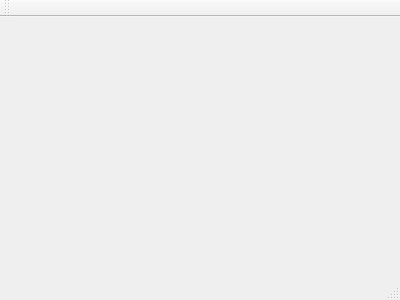
Before: the Qt Designer form mainwindow.ui in Ernshow/KalkulatorGeodezyjny, drawn with Qt 5.
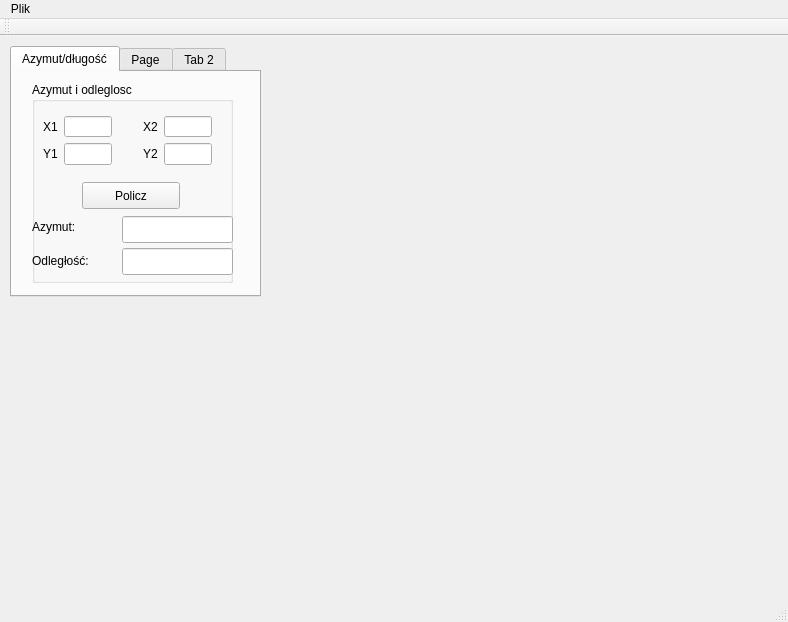
After: the same form once the commit is applied.

```diff
--- a/mainwindow.ui
+++ b/mainwindow.ui
@@ -1,24 +1,268 @@
 <ui version="4.0">
  <class>MainWindow</class>
- <widget class="QMainWindow" name="MainWindow" >
-  <property name="geometry" >
+ <widget class="QMainWindow" name="MainWindow">
+  <property name="geometry">
    <rect>
     <x>0</x>
     <y>0</y>
-    <width>400</width>
-    <height>300</height>
+    <width>788</width>
+    <height>622</height>
    </rect>
   </property>
   <property name="windowTitle" >
    <string>MainWindow</string>
   </property>
-  <widget class="QMenuBar" name="menuBar" />
-  <widget class="QToolBar" name="mainToolBar" />
-  <widget class="QWidget" name="centralWidget" />
-  <widget class="QStatusBar" name="statusBar" />
+  <widget class="QWidget" name="centralWidget">
+   <widget class="QTabWidget" name="tabWidget">
+    <property name="geometry">
+     <rect>
+      <x>10</x>
+      <y>10</y>
+      <width>251</width>
+      <height>251</height>
+     </rect>
+    </property>
+    <property name="currentIndex">
+     <number>0</number>
+    </property>
+    <widget class="QWidget" name="tab">
+     <attribute name="title">
+      <string>Azymut/długość</string>
+     </attribute>
+     <widget class="QGroupBox" name="groupBox">
+      <property name="geometry">
+       <rect>
+        <x>20</x>
+        <y>10</y>
+        <width>201</width>
+        <height>201</height>
+       </rect>
+      </property>
+      <property name="autoFillBackground">
+       <bool>false</bool>
+      </property>
+      <property name="styleSheet">
+       <string notr="true"/>
+      </property>
+      <property name="title">
+       <string>Azymut i odleglosc</string>
+      </property>
+      <property name="flat">
+       <bool>false</bool>
+      </property>
+      <property name="checkable">
+       <bool>false</bool>
+      </property>
+      <widget class="QLineEdit" name="azymut_wynik">
+       <property name="geometry">
+        <rect>
+         <x>90</x>
+         <y>134</y>
+         <width>111</width>
+         <height>27</height>
+        </rect>
+       </property>
+      </widget>
+      <widget class="QLabel" name="label_dlugosc">
+       <property name="geometry">
+        <rect>
+         <x>0</x>
+         <y>170</y>
+         <width>81</width>
+         <height>17</height>
+        </rect>
+       </property>
+       <property name="text">
+        <string>Odległość:</string>
+       </property>
+      </widget>
+      <widget class="QLabel" name="label_azymut">
+       <property name="geometry">
+        <rect>
+         <x>0</x>
+         <y>136</y>
+         <width>61</width>
+         <height>17</height>
+        </rect>
+       </property>
+       <property name="text">
+        <string>Azymut: </string>
+       </property>
+      </widget>
+      <widget class="QLineEdit" name="dlugosc_wynik">
+       <property name="geometry">
+        <rect>
+         <x>90</x>
+         <y>166</y>
+         <width>111</width>
+         <height>27</height>
+        </rect>
+       </property>
+      </widget>
+      <widget class="QPushButton" name="pushButton">
+       <property name="geometry">
+        <rect>
+         <x>50</x>
+         <y>100</y>
+         <width>98</width>
+         <height>27</height>
+        </rect>
+       </property>
+       <property name="text">
+        <string>Policz</string>
+       </property>
+      </widget>
+      <widget class="QWidget" name="formLayoutWidget_2">
+       <property name="geometry">
+        <rect>
+         <x>100</x>
+         <y>23</y>
+         <width>91</width>
+         <height>71</height>
+        </rect>
+       </property>
+       <layout class="QFormLayout" name="formLayout_2">
+        <item row="0" column="0">
+         <widget class="QLabel" name="label_x1_2">
+          <property name="text">
+           <string>X2</string>
+          </property>
+         </widget>
+        </item>
+        <item row="0" column="1">
+         <widget class="QLineEdit" name="x2Val">
+          <property name="maximumSize">
+           <size>
+            <width>50</width>
+            <height>16777215</height>
+           </size>
+          </property>
+          <property name="maxLength">
+           <number>50</number>
+          </property>
+         </widget>
+        </item>
+        <item row="1" column="0">
+         <widget class="QLabel" name="label_y1_2">
+          <property name="text">
+           <string>Y2</string>
+          </property>
+         </widget>
+        </item>
+        <item row="1" column="1">
+         <widget class="QLineEdit" name="y2Val">
+          <property name="maximumSize">
+           <size>
+            <width>50</width>
+            <height>16777215</height>
+           </size>
+          </property>
+          <property name="maxLength">
+           <number>50</number>
+          </property>
+         </widget>
+        </item>
+       </layout>
+      </widget>
+      <widget class="QWidget" name="formLayoutWidget">
+       <property name="geometry">
+        <rect>
+         <x>0</x>
+         <y>23</y>
+         <width>91</width>
+         <height>71</height>
+        </rect>
+       </property>
+       <layout class="QFormLayout" name="formLayout">
+        <item row="0" column="0">
+         <widget class="QLabel" name="label_x1">
+          <property name="text">
+           <string>X1</string>
+          </property>
+         </widget>
+        </item>
+        <item row="0" column="1">
+         <widget class="QLineEdit" name="x1Val">
+          <property name="maximumSize">
+           <size>
+            <width>50</width>
+            <height>16777215</height>
+           </size>
+          </property>
+          <property name="maxLength">
+           <number>50</number>
+          </property>
+         </widget>
+        </item>
+        <item row="1" column="0">
+         <widget class="QLabel" name="label_y1">
+          <property name="text">
+           <string>Y1</string>
+          </property>
+         </widget>
+        </item>
+        <item row="1" column="1">
+         <widget class="QLineEdit" name="y1Val">
+          <property name="maximumSize">
+           <size>
+            <width>50</width>
+            <height>16777215</height>
+           </size>
+          </property>
+          <property name="maxLength">
+           <number>50</number>
+          </property>
+         </widget>
+        </item>
+       </layout>
+      </widget>
+     </widget>
+    </widget>
+    <widget class="QWidget" name="tab_3">
+     <attribute name="title">
+      <string>Page</string>
+     </attribute>
+    </widget>
+    <widget class="QWidget" name="tab_2">
+     <attribute name="title">
+      <string>Tab 2</string>
+     </attribute>
+    </widget>
+   </widget>
+  </widget>
+  <widget class="QMenuBar" name="menuBar">
+   <property name="geometry">
+    <rect>
+     <x>0</x>
+     <y>0</y>
+     <width>788</width>
+     <height>25</height>
+    </rect>
+   </property>
+   <widget class="QMenu" name="menuPlik">
+    <property name="title">
+     <string>Plik</string>
+    </property>
+    <addaction name="actionZamknij"/>
+   </widget>
+   <addaction name="menuPlik"/>
+  </widget>
+  <widget class="QToolBar" name="mainToolBar">
+   <attribute name="toolBarArea">
+    <enum>TopToolBarArea</enum>
+   </attribute>
+   <attribute name="toolBarBreak">
+    <bool>true</bool>
+   </attribute>
+  </widget>
+  <widget class="QStatusBar" name="statusBar"/>
+  <action name="actionZamknij">
+   <property name="text">
+    <string>Zamknij</string>
+   </property>
+  </action>
  </widget>
- <layoutDefault spacing="6" margin="11" />
- <pixmapfunction></pixmapfunction>
+ <layoutdefault spacing="6" margin="11"/>
  <resources/>
  <connections/>
 </ui>
```
Left out of the diff: 5 changed lines with no effect on the pictures.
